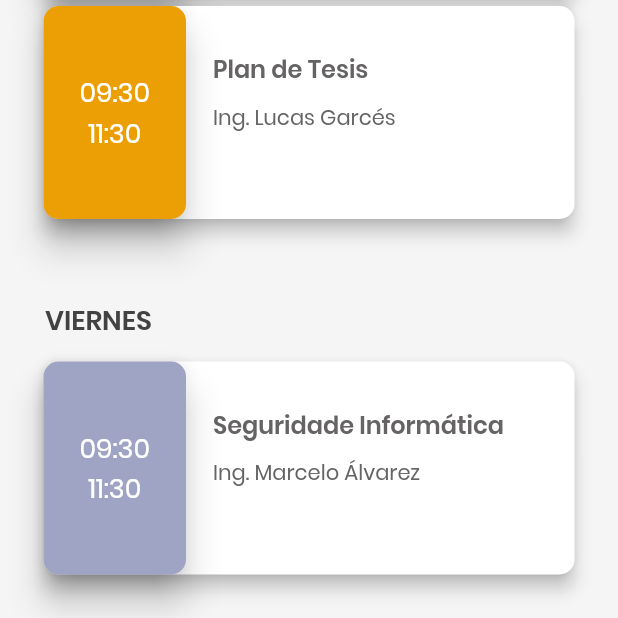
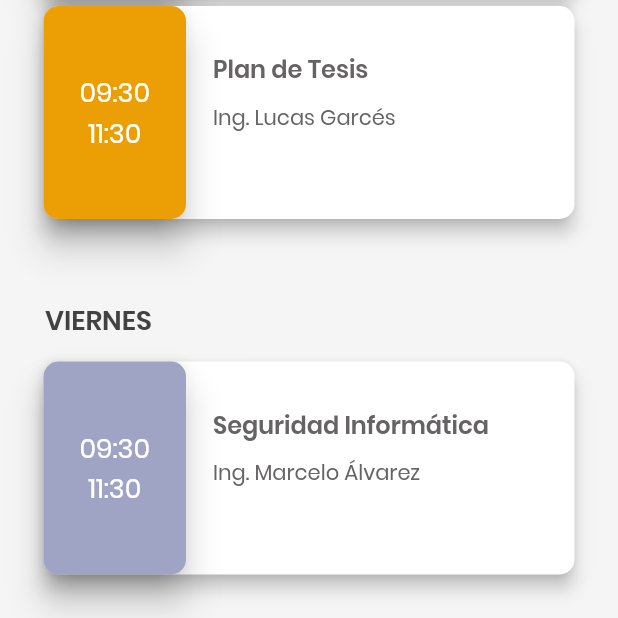
Before and after one commit to israteneda/horario_escolar, a Flutter app: the screen it shows after launch, scrolled down 1017 dp, on a phone screen of 412 x 824 dp, the part 618-1236 px from its top. Run offline on Flutter 3.47's test engine with Material 2 defaults, Android fonts, the phone set to English and light mode, and no system bars.

Commit message:
Pequeña corrección ortográfica

```diff
--- a/lib/main.dart
+++ b/lib/main.dart
@@ -61,7 +61,7 @@ class MyApp extends StatelessWidget {
     },
     'VIERNES': {
       'materias': {
-        'Seguridade Informática': {
+        'Seguridad Informática': {
           'horario': ['09:30', '11:30'],
           'docente': 'Ing. Marcelo Álvarez'
         }
--- a/lib/src/widgets/materia.dart
+++ b/lib/src/widgets/materia.dart
@@ -104,7 +104,6 @@ Widget contenidoCard(String nombreMateria, String nombreDocente,double tamanoLar
         ),
       ],
     ),
-
   );
 }
 
```
